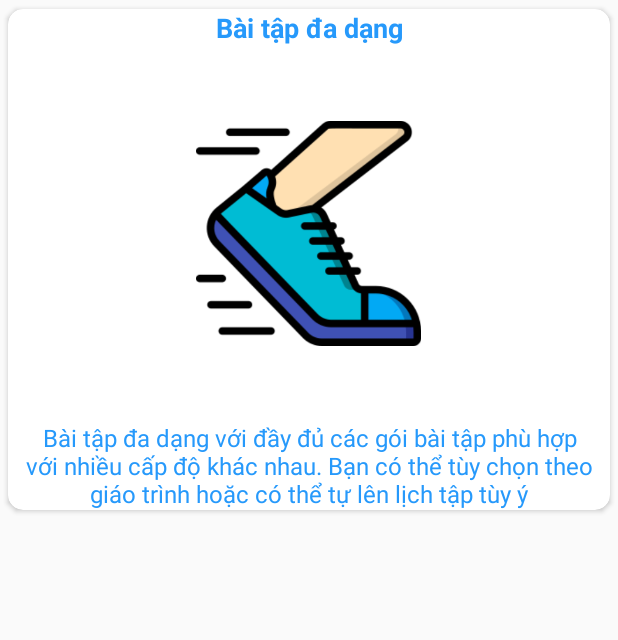
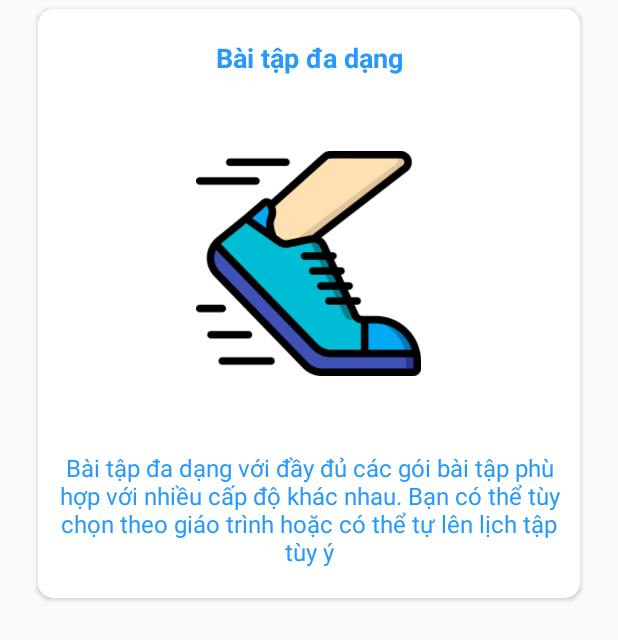
Before and after one commit to quocphuvt/polyfit_app, an Android app: the layout fragment_tutorial_card.xml on its own in the app's theme, with its tools: preview values and no code run, on a phone screen of 412 x 824 dp. Shown: the top 640 px of the screen. Run offline under Robolectric (Android 15) with nearby library versions, the phone set to English and light mode, and no system bars.

Commit message:
Change UI tutorial

```diff
--- a/app/src/main/java/com/example/polyfit_app/Activity/TutorialActivity.java
+++ b/app/src/main/java/com/example/polyfit_app/Activity/TutorialActivity.java
@@ -9,6 +9,7 @@ import androidx.viewpager.widget.ViewPager;
 import android.content.Context;
 import android.os.Bundle;
 import android.view.View;
+import android.view.WindowManager;
 import android.widget.Button;
 
 import com.example.polyfit_app.Fragment.TutorialCardFragment;
@@ -17,6 +18,7 @@ import com.example.polyfit_app.R;
 
 import java.lang.reflect.Array;
 import java.util.ArrayList;
+import java.util.Objects;
 
 public class TutorialActivity extends AppCompatActivity implements View.OnClickListener {
     private ViewPager vpager_tutorial;
@@ -33,6 +35,8 @@ public class TutorialActivity extends AppCompatActivity implements View.OnClickL
     protected void onCreate(Bundle savedInstanceState) {
         super.onCreate(savedInstanceState);
         setContentView(R.layout.activity_tutorial);
+        getWindow().addFlags(WindowManager.LayoutParams.FLAG_FULLSCREEN);
+        Objects.requireNonNull(getSupportActionBar()).hide();
         initView();
         sampleTutorials = new ArrayList<>();
         sampleTutorials.add(new Tutorial("Chế độ ăn phù hợp", "Lên danh sách các bữa ăn cùng chế độ dinh dưỡng phù hợp"));
@@ -43,6 +47,8 @@ public class TutorialActivity extends AppCompatActivity implements View.OnClickL
 
         prevTutorial.setOnClickListener(this);
         nextTutorial.setOnClickListener(this);
+
+        vpager_tutorial.setPadding(60, 0 , 60 , 0);
 
         vpager_tutorial.addOnPageChangeListener(new ViewPager.OnPageChangeListener() {
             @Override
--- a/app/src/main/res/layout/fragment_tutorial_card.xml
+++ b/app/src/main/res/layout/fragment_tutorial_card.xml
@@ -5,10 +5,13 @@
     android:layout_height="wrap_content"
     xmlns:app="http://schemas.android.com/apk/res-auto"
     app:cardCornerRadius="10dp"
+    android:layout_marginLeft="20dp"
+    android:layout_marginRight="20dp"
     app:cardUseCompatPadding="true"
     tools:context=".Fragment.TutorialCardFragment">
     <LinearLayout
         android:orientation="vertical"
+        android:layout_marginBottom="20dp"
         android:layout_width="match_parent"
         android:layout_height="wrap_content">
         <TextView
@@ -18,6 +21,7 @@
             android:textSize="18sp"
             android:gravity="center"
             android:text="Bài tập đa dạng"
+            android:layout_marginTop="20dp"
             android:layout_width="match_parent"
             android:layout_height="wrap_content" />
         <ImageView
```
Also changed, not shown: app/src/main/res/layout/activity_tutorial.xml (+13 -14 lines).
